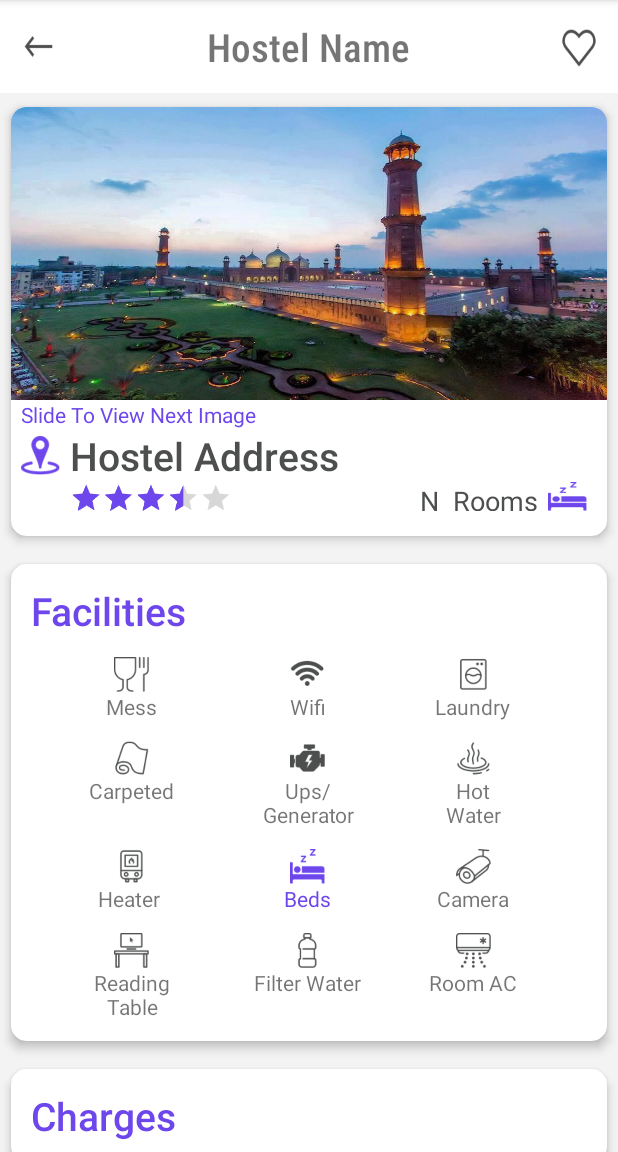
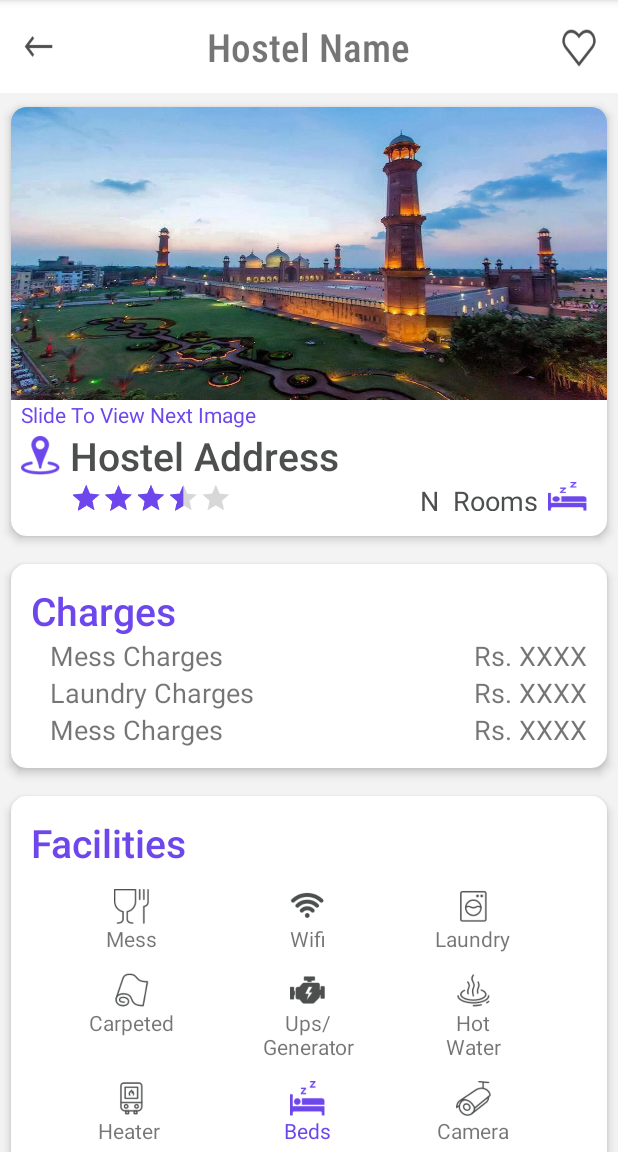
Before and after one commit to hamayon321/HostelWorld, an Android app: the screen it shows after launch (HostelProfileHostelite), on a phone screen of 412 x 824 dp, the part 84-1236 px from its top. Run offline under Robolectric (Android 15) with nearby library versions, the phone set to English and light mode, and no system bars; our stand-ins replace sdp/ssp sizes.

Commit message:
Update activity_hostel_profile_hostelite.xml

```diff
--- a/app/src/main/res/layout/activity_hostel_profile_hostelite.xml
+++ b/app/src/main/res/layout/activity_hostel_profile_hostelite.xml
@@ -183,7 +183,117 @@
 
         </androidx.cardview.widget.CardView>
 
-        //2nd Facilities
+            //3rd Charges
+            <androidx.cardview.widget.CardView
+                android:layout_width="match_parent"
+                android:layout_height="wrap_content"
+                app:cardCornerRadius="@dimen/_8sdp"
+                app:cardElevation="@dimen/_3sdp"
+                app:cardUseCompatPadding="true"
+
+                >
+
+                <LinearLayout
+                    android:layout_width="match_parent"
+                    android:layout_height="wrap_content"
+                    android:paddingTop="@dimen/_10sdp"
+                    android:paddingBottom="@dimen/_10sdp"
+                    android:orientation="vertical">
+
+                    <TextView
+                        android:layout_marginLeft="@dimen/cv_MainHeadingmarginLeft"
+                        android:layout_width="wrap_content"
+                        android:layout_height="wrap_content"
+                        android:text="Charges"
+                        android:fontFamily="@string/cvMainHeading_font"
+                        android:textSize="@dimen/cv_mainHeading"
+                        android:textColor="@color/colorApp"/>
+
+                    <LinearLayout
+                        android:layout_width="match_parent"
+                        android:layout_height="wrap_content"
+                        android:orientation="vertical"
+                        android:paddingRight="@dimen/cv_MainHeadingmarginLeft"
+                        android:layout_marginLeft="@dimen/_20sdp"
+                        >
+
+                        //Mess
+                        <RelativeLayout
+                            android:layout_width="match_parent"
+                            android:layout_height="wrap_content"
+                            >
+
+                            <TextView
+
+                                android:layout_width="wrap_content"
+                                android:layout_height="wrap_content"
+                                android:textSize="@dimen/cv_textSmall_size"
+                                android:text="Mess Charges"/>
+
+                            <TextView
+                                android:textSize="@dimen/cv_textSmall_size"
+                                android:layout_width="wrap_content"
+                                android:layout_height="wrap_content"
+                                android:text="Rs. XXXX"
+                                android:layout_alignParentRight="true"/>
+
+                        </RelativeLayout>
+
+
+                        //Laundry
+                        <RelativeLayout
+                            android:layout_width="match_parent"
+                            android:layout_height="wrap_content"
+                            >
+
+                            <TextView
+
+                                android:layout_width="wrap_content"
+                                android:layout_height="wrap_content"
+                                android:textSize="@dimen/cv_textSmall_size"
+                                android:text="Laundry Charges"/>
+
+                            <TextView
+                                android:textSize="@dimen/cv_textSmall_size"
+                                android:layout_width="wrap_content"
+                                android:layout_height="wrap_content"
+                                android:text="Rs. XXXX"
+                                android:layout_alignParentRight="true"/>
+
+                        </RelativeLayout>
+
+                        //Security
+                        <RelativeLayout
+                            android:layout_width="match_parent"
+                            android:layout_height="wrap_content"
+                            >
+
+                            <TextView
+
+                                android:layout_width="wrap_content"
+                                android:layout_height="wrap_content"
+                                android:textSize="@dimen/cv_textSmall_size"
+                                android:text="Mess Charges"/>
+
+                            <TextView
+                                android:textSize="@dimen/cv_textSmall_size"
+                                android:layout_width="wrap_content"
+                                android:layout_height="wrap_content"
+                                android:text="Rs. XXXX"
+                                android:layout_alignParentRight="true"/>
+
+                        </RelativeLayout>
+
+
+                    </LinearLayout>
+
+
+                </LinearLayout>
+
+            </androidx.cardview.widget.CardView>
+
+
+            //2nd Facilities
         <androidx.cardview.widget.CardView
                 android:layout_width="match_parent"
                 android:layout_height="wrap_content"
@@ -566,46 +676,6 @@
             </androidx.cardview.widget.CardView>
 
 
-            //2nd Charges
-            <androidx.cardview.widget.CardView
-                android:layout_width="match_parent"
-                android:layout_height="wrap_content"
-                app:cardCornerRadius="@dimen/_8sdp"
-                app:cardElevation="@dimen/_3sdp"
-                app:cardUseCompatPadding="true"
-
-                >
-
-                <LinearLayout
-                    android:layout_width="match_parent"
-                    android:layout_height="wrap_content"
-                    android:paddingTop="@dimen/_10sdp"
-                    android:paddingBottom="@dimen/_10sdp"
-                    android:orientation="vertical">
-
-                    <TextView
-                        android:layout_marginLeft="@dimen/cv_MainHeadingmarginLeft"
-                        android:layout_width="wrap_content"
-                        android:layout_height="wrap_content"
-                        android:text="Charges"
-                        android:fontFamily="@string/cvMainHeading_font"
-                        android:textSize="@dimen/cv_mainHeading"
-                        android:textColor="@color/colorApp"/>
-
-                <LinearLayout
-                    android:layout_width="match_parent"
-                    android:layout_height="wrap_content"
-                    android:orientation="vertical">
-
-
-
-                </LinearLayout>
-
-
-                </LinearLayout>
-
-            </androidx.cardview.widget.CardView>
-
 
 
 
```
